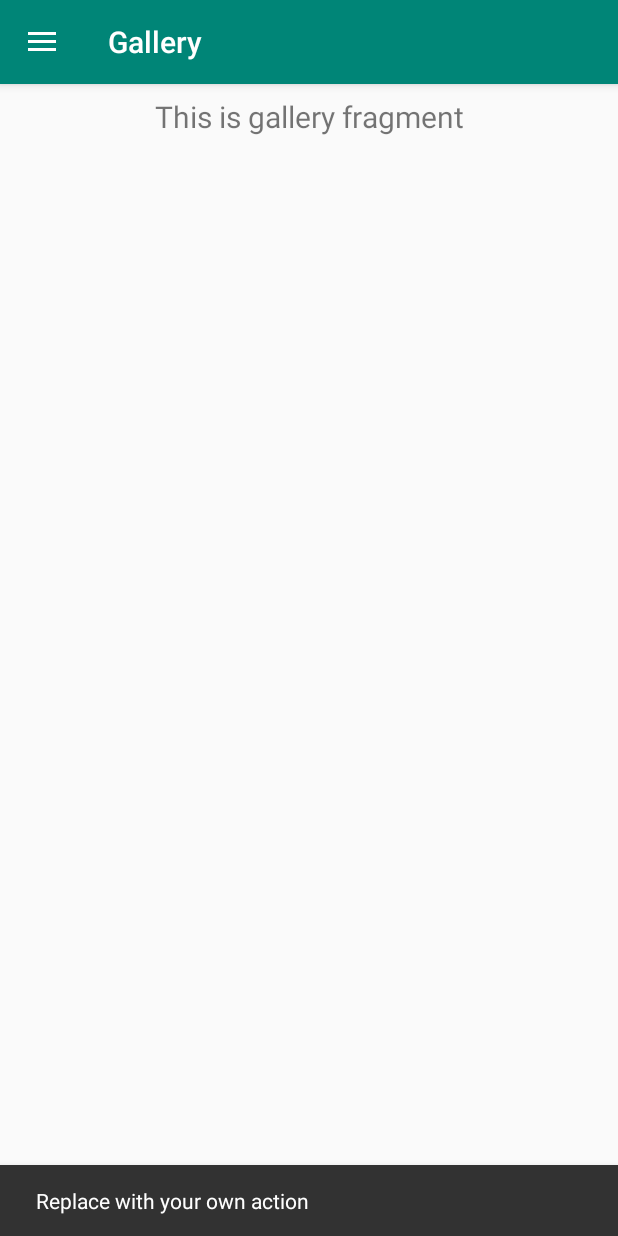
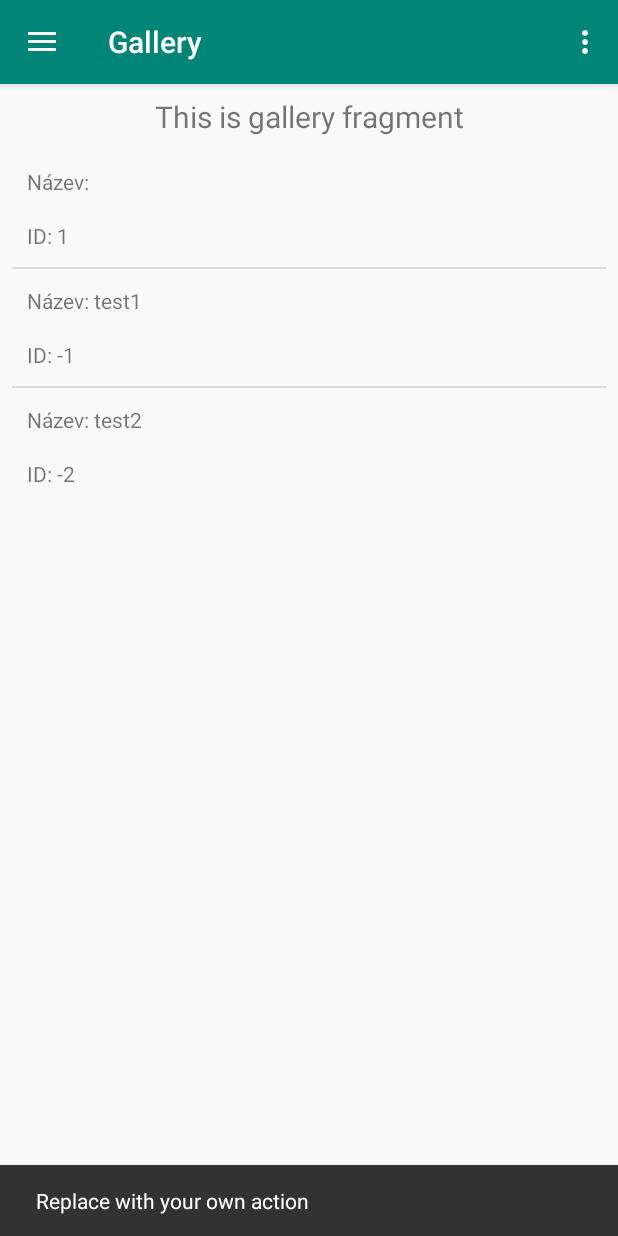
Before and after one commit to Atheloses/Ukolnicek, an Android app: the MainActivity screen opened directly, with no data from a screen before it, in the side drawer, after a tap on "Gallery", on a phone screen of 412 x 824 dp. Run offline under Robolectric (Android 15) with nearby library versions, the light colour scheme and no system bars; our stand-ins replace navigation-ui.

Commit message:
Added list view and SQLite

```diff
--- a/app/src/main/AndroidManifest.xml
+++ b/app/src/main/AndroidManifest.xml
@@ -9,7 +9,8 @@
         android:roundIcon="@mipmap/ic_launcher_round"
         android:supportsRtl="true"
         android:theme="@style/AppTheme" >
-        <activity android:name=".MainActivity" >
+        <activity android:name=".MainActivity"
+            android:theme="@style/AppTheme.NoActionBar">
             <intent-filter>
                 <action android:name="android.intent.action.MAIN" />
 
@@ -17,6 +18,7 @@
             </intent-filter>
         </activity>
         <activity android:name=".LoginActivity"></activity>
+        <activity android:name=".ui.gallery.UkolDetailActivity"></activity>
     </application>
     <uses-permission android:name="android.permission.INTERNET" />
     <uses-permission android:name="android.permission.GET_ACCOUNTS" />
--- /dev/null
+++ b/app/src/main/java/com/example/ukolnicek/DBHelper.java
@@ -0,0 +1,91 @@
+package com.example.ukolnicek;
+
+import android.content.ContentValues;
+import android.content.Context;
+import android.database.Cursor;
+import android.database.sqlite.SQLiteDatabase;
+import android.database.sqlite.SQLiteOpenHelper;
+
+import com.example.ukolnicek.ui.gallery.UkolEntry;
+
+import java.util.ArrayList;
+import java.util.List;
+
+public class DBHelper extends SQLiteOpenHelper {
+
+    public static final String DATABASE_NAME = "DBTAMZ.ukolnicek";
+
+    public static ArrayList<String> arrayList = new ArrayList<String>();
+
+    public DBHelper(Context context) {
+        super(context, DATABASE_NAME, null, 1);
+    }
+
+    @Override
+    public void onCreate(SQLiteDatabase db) {
+        db.execSQL("CREATE TABLE ukoly " + "(id INTEGER PRIMARY KEY, name TEXT, type INTEGER, cost INTEGER)");
+    }
+
+    @Override
+    public void onUpgrade(SQLiteDatabase db, int oldVersion, int newVersion) {
+        db.execSQL("DROP TABLE IF EXISTS ukoly");
+        onCreate(db);
+    }
+
+    public boolean insertUkol(String name) {
+        SQLiteDatabase db = this.getWritableDatabase();
+        ContentValues contentValues = new ContentValues();
+        contentValues.put("name", name);
+        long insertedId = db.insert("ukoly", null, contentValues);
+        if (insertedId == -1) return false;
+        return true;
+    }
+
+    public boolean deleteUkol(int id) {
+        SQLiteDatabase db = this.getWritableDatabase();
+        db.delete("ukoly", "id = " + id, null);
+        return true;
+    }
+
+    //Cursor representuje vracena data
+    public Cursor getData(int id) {
+        SQLiteDatabase db = this.getReadableDatabase();
+        Cursor res = db.rawQuery("select * from ukoly where id=" + id + "", null);
+        return res;
+    }
+
+    public boolean updateUkol(Integer id, String name) {
+        SQLiteDatabase db = this.getWritableDatabase();
+        ContentValues contentValues = new ContentValues();
+        contentValues.put("name", name);
+        db.update("ukoly", contentValues, "id = " + id, null);
+        return true;
+    }
+
+    public ArrayList<UkolEntry> getAllUkol() {
+        ArrayList<UkolEntry> output = new ArrayList<UkolEntry>();
+        SQLiteDatabase db = this.getReadableDatabase();
+        Cursor res = db.rawQuery("select * from ukoly", null);
+        res.moveToFirst();
+
+        while (res.isAfterLast() == false) {
+            String name = res.getString(res.getColumnIndex("name"));
+            int id = res.getInt(0);
+            output.add(new UkolEntry(id, name));
+            res.moveToNext();
+        }
+
+        output.add(new UkolEntry(-1, "test1"));
+        output.add(new UkolEntry(-2, "test2"));
+
+        return output;
+    }
+
+    public int removeAllUkol() {
+        SQLiteDatabase db = this.getWritableDatabase();
+        int nRecordDeleted = db.delete("ukoly", "", null);
+        return nRecordDeleted;
+    }
+
+
+}
--- a/app/src/main/java/com/example/ukolnicek/ui/gallery/GalleryFragment.java
+++ b/app/src/main/java/com/example/ukolnicek/ui/gallery/GalleryFragment.java
@@ -1,35 +1,104 @@
 package com.example.ukolnicek.ui.gallery;
 
+import android.content.Context;
+import android.content.Intent;
 import android.os.Bundle;
 import android.view.LayoutInflater;
+import android.view.Menu;
+import android.view.MenuInflater;
+import android.view.MenuItem;
 import android.view.View;
 import android.view.ViewGroup;
+import android.widget.AdapterView;
+import android.widget.ListView;
 import android.widget.TextView;
 
 import androidx.annotation.NonNull;
 import androidx.annotation.Nullable;
+import androidx.appcompat.widget.AppCompatTextView;
 import androidx.fragment.app.Fragment;
 import androidx.lifecycle.Observer;
 import androidx.lifecycle.ViewModelProviders;
 
+import com.example.ukolnicek.DBHelper;
 import com.example.ukolnicek.R;
+
+import java.util.ArrayList;
 
 public class GalleryFragment extends Fragment {
 
     private GalleryViewModel galleryViewModel;
+    private DBHelper mydb;
+    private ListView itemListView;
+    private Context context;
+    private View view;
 
     public View onCreateView(@NonNull LayoutInflater inflater,
                              ViewGroup container, Bundle savedInstanceState) {
+        setHasOptionsMenu(true);
         galleryViewModel =
                 ViewModelProviders.of(this).get(GalleryViewModel.class);
-        View root = inflater.inflate(R.layout.fragment_gallery, container, false);
-        final TextView textView = root.findViewById(R.id.text_gallery);
+        view = inflater.inflate(R.layout.fragment_gallery, container, false);
+        final TextView textView = view.findViewById(R.id.text_gallery);
         galleryViewModel.getText().observe(this, new Observer<String>() {
             @Override
             public void onChanged(@Nullable String s) {
                 textView.setText(s);
             }
         });
-        return root;
+
+        context = getContext();
+
+        mydb = new DBHelper(context);
+        itemListView = view.findViewById(R.id.listView1);
+        populateListView();
+
+        return view;
+    }
+
+    private void populateListView(){
+        ArrayList<UkolEntry> arrayList = mydb.getAllUkol();
+
+        UkolAdapter adapter = new UkolAdapter(context,
+                R.layout.ukol_entry_layout, arrayList);
+
+        itemListView.setAdapter(adapter);
+        itemListView.setOnItemClickListener(new AdapterView.OnItemClickListener() {
+            @Override
+            public void onItemClick(AdapterView<?> arg0, View arg1, int arg2, long arg3) {
+                UkolAdapter.UkolEntryHolder holder = (UkolAdapter.UkolEntryHolder)arg1.getTag();
+                startDetailUkolActivity(Integer.parseInt(String.valueOf(holder.txtPopis.getTag())));
+            }
+        });
+    }
+
+    @Override
+    public void onResume()
+    {
+        super.onResume();
+        populateListView();
+    }
+
+    @Override
+    public void onCreateOptionsMenu(Menu menu, MenuInflater inflater) {
+        inflater.inflate(R.menu.ukol_menu, menu);
+        super.onCreateOptionsMenu(menu,inflater);
+    }
+
+    @Override
+    public boolean onOptionsItemSelected(MenuItem item) {
+        int id = item.getItemId();
+        if (id == R.id.item_ukol_1)
+        {
+            startDetailUkolActivity(0);
+        }
+
+        return super.onOptionsItemSelected(item);
+    }
+
+    private void startDetailUkolActivity(int id){
+        Intent myIntent = new Intent(context, UkolDetailActivity.class);
+        myIntent.putExtra("id",id);
+        startActivity(myIntent);
     }
 }
--- /dev/null
+++ b/app/src/main/java/com/example/ukolnicek/ui/gallery/UkolAdapter.java
@@ -0,0 +1,62 @@
+package com.example.ukolnicek.ui.gallery;
+
+import android.content.Context;
+import android.view.LayoutInflater;
+import android.view.View;
+import android.view.ViewGroup;
+import android.widget.ArrayAdapter;
+import android.widget.TextView;
+
+import com.example.ukolnicek.R;
+
+import java.util.List;
+
+public class UkolAdapter extends ArrayAdapter<UkolEntry> {
+
+    Context context;
+    int layoutResourceId;
+    List<UkolEntry> data = null;
+
+
+    public UkolAdapter(Context context, int layoutResourceId, List<UkolEntry> data) {
+        super(context, layoutResourceId, data);
+        this.layoutResourceId = layoutResourceId;
+        this.context = context;
+        this.data = data;
+    }
+
+    @Override
+    public View getView(int position, View convertView, ViewGroup parent) {
+        View row = convertView;
+        UkolEntryHolder holder = null;
+
+        if(row == null)
+        {
+            LayoutInflater inflater = (LayoutInflater) context.getSystemService( Context.LAYOUT_INFLATER_SERVICE );
+            row = inflater.inflate(layoutResourceId, parent, false);
+
+            holder = new UkolEntryHolder();
+            holder.txtNazev = (TextView)row.findViewById(R.id.txtNazev);
+            holder.txtPopis = (TextView)row.findViewById(R.id.txtPopis);
+
+            row.setTag(holder);
+        }
+        else
+        {
+            holder = (UkolEntryHolder)row.getTag();
+        }
+
+        UkolEntry entry = data.get(position);
+        holder.txtNazev.setText("Název: "+entry.Nazev);
+        holder.txtPopis.setText("ID: "+entry.ID.toString());
+        holder.txtPopis.setTag(entry.ID.toString());
+
+        return row;
+    }
+
+    static class UkolEntryHolder
+    {
+        TextView txtNazev;
+        TextView txtPopis;
+    }
+}
--- /dev/null
+++ b/app/src/main/java/com/example/ukolnicek/ui/gallery/UkolEntry.java
@@ -0,0 +1,11 @@
+package com.example.ukolnicek.ui.gallery;
+
+public class UkolEntry {
+    public final String Nazev;
+    public final Integer ID;
+
+    public UkolEntry(Integer ID, String nazev) {
+        this.Nazev = nazev;
+        this.ID = ID;
+    }
+}
--- a/app/src/main/res/layout/activity_main.xml
+++ b/app/src/main/res/layout/activity_main.xml
@@ -20,6 +20,6 @@
         android:layout_gravity="start"
         android:fitsSystemWindows="true"
         app:headerLayout="@layout/nav_header_main"
-        app:menu="@menu/activity_main_drawer" />
+        app:menu="@menu/main_drawer" />
 
 </androidx.drawerlayout.widget.DrawerLayout>
--- a/app/src/main/res/layout/fragment_gallery.xml
+++ b/app/src/main/res/layout/fragment_gallery.xml
@@ -16,4 +16,17 @@
         app:layout_constraintEnd_toEndOf="parent"
         app:layout_constraintStart_toStartOf="parent"
         app:layout_constraintTop_toTopOf="parent" />
+
+
+    <ListView
+        android:id="@+id/listView1"
+        android:layout_width="fill_parent"
+        android:layout_height="wrap_content"
+        android:layout_marginStart="8dp"
+        android:layout_marginTop="44dp"
+        android:layout_marginEnd="8dp"
+        app:layout_constraintEnd_toEndOf="parent"
+        app:layout_constraintHorizontal_bias="0.0"
+        app:layout_constraintStart_toStartOf="parent"
+        app:layout_constraintTop_toTopOf="parent"></ListView>
 </androidx.constraintlayout.widget.ConstraintLayout>
--- /dev/null
+++ b/app/src/main/res/layout/ukol_entry_layout.xml
@@ -0,0 +1,25 @@
+<?xml version="1.0" encoding="utf-8"?>
+<LinearLayout xmlns:android="http://schemas.android.com/apk/res/android"
+    xmlns:app="http://schemas.android.com/apk/res-auto"
+    android:layout_width="fill_parent"
+    android:layout_height="fill_parent"
+    android:orientation="vertical"
+    android:padding="10dp">
+
+    <TextView
+        android:id="@+id/txtNazev"
+        android:layout_width="fill_parent"
+        android:layout_height="wrap_content"
+        android:layout_marginTop="1dp"
+        android:layout_marginBottom="1dp"
+        android:gravity="center_vertical" />
+
+    <TextView
+        android:id="@+id/txtPopis"
+        android:layout_width="fill_parent"
+        android:layout_height="wrap_content"
+        android:layout_marginTop="15dp"
+        android:layout_marginBottom="1dp"
+        android:gravity="center_vertical" />
+
+</LinearLayout>
--- /dev/null
+++ b/app/src/main/res/menu/ukol_menu.xml
@@ -0,0 +1,9 @@
+<?xml version="1.0" encoding="utf-8"?>
+<menu xmlns:android="http://schemas.android.com/apk/res/android"
+    xmlns:app="http://schemas.android.com/apk/res-auto">
+    <item
+        android:id="@+id/item_ukol_1"
+        android:orderInCategory="100"
+        android:title="Add Item"
+        app:showAsAction="never" />
+</menu>
--- a/app/src/main/res/values/styles.xml
+++ b/app/src/main/res/values/styles.xml
@@ -6,8 +6,12 @@
         <item name="colorPrimary">@color/colorPrimary</item>
         <item name="colorPrimaryDark">@color/colorPrimaryDark</item>
         <item name="colorAccent">@color/colorAccent</item>
+    </style>
+
+    <style name="AppTheme.NoActionBar">
         <item name="windowActionBar">false</item>
         <item name="windowNoTitle">true</item>
+        <item name="android:statusBarColor">@android:color/transparent</item>
     </style>
 
     <style name="AppTheme.AppBarOverlay" parent="ThemeOverlay.AppCompat.Dark.ActionBar" />
```
Also changed, not shown: app/src/main/java/com/example/ukolnicek/ui/gallery/UkolDetailActivity.java (added, +117 -0 lines), app/src/main/res/layout/ukol_detail_activity.xml (added, +50 -0 lines), app/src/main/res/menu/main_menu.xml (deleted, +0 -8 lines), app/src/main/res/menu/ukol_detail_menu.xml (added, +10 -0 lines), app/src/main/res/menu/main_drawer.xml (renamed from app/src/main/res/menu/activity_main_drawer.xml).
